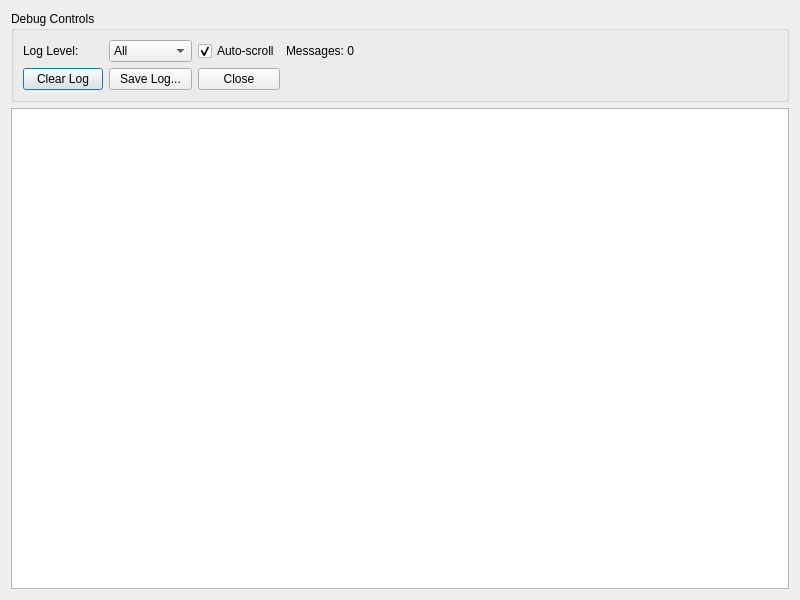
Above: src/xenadmin-ui/dialogs/debugwindow.ui from benapetr/XenAdminQt before the change. Below: the same form after it.
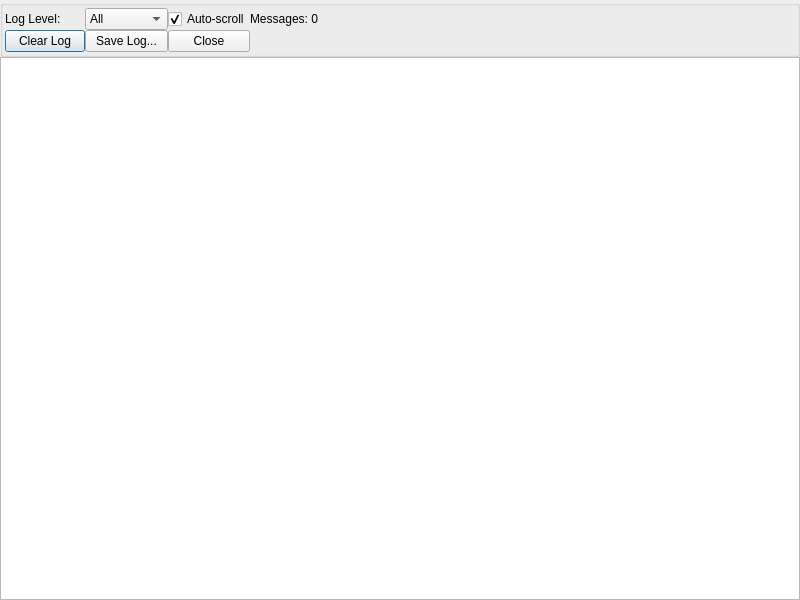
That is the form after the change.

```diff
--- a/src/xenadmin-ui/dialogs/debugwindow.ui
+++ b/src/xenadmin-ui/dialogs/debugwindow.ui
@@ -20,12 +20,39 @@
    <string>XenAdmin Qt - Debug Console</string>
   </property>
   <layout class="QVBoxLayout" name="verticalLayout">
+   <property name="spacing">
+    <number>0</number>
+   </property>
+   <property name="leftMargin">
+    <number>0</number>
+   </property>
+   <property name="topMargin">
+    <number>0</number>
+   </property>
+   <property name="rightMargin">
+    <number>0</number>
+   </property>
+   <property name="bottomMargin">
+    <number>0</number>
+   </property>
    <item>
     <widget class="QGroupBox" name="controlGroupBox">
-     <property name="title">
-      <string>Debug Controls</string>
-     </property>
      <layout class="QGridLayout" name="controlGridLayout">
+      <property name="leftMargin">
+       <number>2</number>
+      </property>
+      <property name="topMargin">
+       <number>2</number>
+      </property>
+      <property name="rightMargin">
+       <number>2</number>
+      </property>
+      <property name="bottomMargin">
+       <number>2</number>
+      </property>
+      <property name="spacing">
+       <number>0</number>
+      </property>
       <item row="0" column="0">
        <widget class="QLabel" name="levelLabel">
         <property name="text">
```
Left out of the diff: 10 changed lines with no effect on the pictures.
